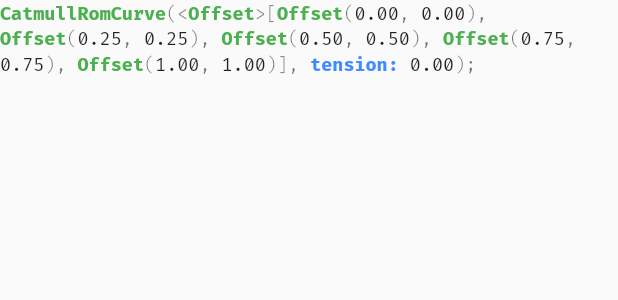
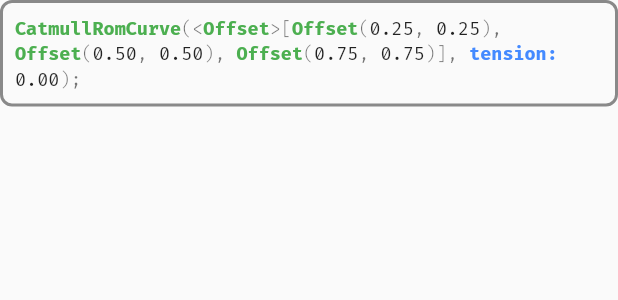
Before and after one commit to gspencergoog/curve_explorer, a Flutter app: the CodeDisplay widget shown alone on an empty page, opened directly, on a phone screen of 412 x 824 dp. Shown: the top 300 px of the screen. Run offline on Flutter 3.47's test engine with Material 2 defaults, Android fonts, the phone set to English and light mode, and no system bars; statements that could not run were skipped.

Commit message:
Added tips

```diff
--- a/lib/curve_display.dart
+++ b/lib/curve_display.dart
@@ -273,6 +273,7 @@ class CurvePainter extends CustomPainter {
   Animation<double> animation;
 
   double _lastAnimation = 0.0;
+  static const double hitRadiusExpansion = 16.0;
 
   Offset transform(Offset point, Size size) {
     double x = point.dx.clamp(0.0, 1.0);
@@ -361,7 +362,7 @@ class CurvePainter extends CustomPainter {
   }
 
   void paintControlPoints(Canvas canvas, Size size) {
-    final double hitRadius = controlPointRadius + 4;
+    final double hitRadius = controlPointRadius + hitRadiusExpansion;
     final double hitRadiusSquared = hitRadius * hitRadius;
     for (int i = 0; i < controlPoints.length; ++i) {
       final Offset controlPoint = controlPoints[i];
--- a/lib/main.dart
+++ b/lib/main.dart
@@ -2,7 +2,6 @@
 // Use of this source code is governed by a BSD-style license that can be
 // found in the LICENSE file.
 
-import 'dart:async';
 import 'dart:io';
 import 'dart:ui';
 
@@ -162,6 +161,14 @@ class _CurveExplorerState extends State<CurveExplorer> with SingleTickerProvider
                           ),
                         ],
                       ),
+                      Padding(
+                        padding: const EdgeInsets.all(8.0),
+                        child: Text(
+                          'Double-tap on graph to create a new control point. Double-tap on point to remove a control point.',
+                          style: Theme.of(context).textTheme.caption,
+                          textAlign: TextAlign.center,
+                        ),
+                      ),
                     ],
                   ),
                 ),
@@ -238,7 +245,24 @@ class SliderPanel extends StatelessWidget {
   }
 }
 
-class CodeDisplay extends StatelessWidget {
+class CodeDisplay extends StatefulWidget {
+  CodeDisplay({
+    Key key,
+    this.focusColor = Colors.blue,
+    this.borderColor = Colors.black45,
+  }) : super(key: key);
+
+  final Color focusColor;
+  final Color borderColor;
+
+  @override
+  _CodeDisplayState createState() => _CodeDisplayState();
+}
+
+class _CodeDisplayState extends State<CodeDisplay> {
+  final FocusNode focusNode = FocusNode(debugLabel: 'CodeDisplay');
+  Color borderColor;
+
   static const TextStyle type = TextStyle(
     color: Colors.green,
     fontFamily: 'FiraCodeBold',
@@ -266,6 +290,26 @@ class CodeDisplay extends StatelessWidget {
   );
 
   @override
+  void initState() {
+    super.initState();
+    focusNode.addListener(_handleFocusChange);
+    borderColor = focusNode.hasFocus ? widget.focusColor : widget.borderColor;
+  }
+
+  @override
+  void dispose() {
+    focusNode.dispose();
+    super.dispose();
+  }
+
+  void _handleFocusChange() {
+    print('focus: $focusNode');
+    setState(() {
+      borderColor = focusNode.hasFocus ? widget.focusColor : widget.borderColor;
+    });
+  }
+
+  @override
   Widget build(BuildContext context) {
     return ScopedModelDescendant<CurveModel>(
       builder: (context, child, model) {
@@ -275,8 +319,8 @@ class CodeDisplay extends StatelessWidget {
             TextSpan(text: '(<', style: punctuation),
             TextSpan(text: '$Offset', style: type),
             TextSpan(text: '>[', style: punctuation),
-            ...List<TextSpan>.generate(model.controlPoints.length, (int index) {
-              final Offset point = model.controlPoints[index];
+            ...List<TextSpan>.generate(model.controlPoints.length - 2, (int index) {
+              final Offset point = model.controlPoints[index + 1];
               return TextSpan(children: <TextSpan>[
                 TextSpan(text: 'Offset', style: type),
                 TextSpan(text: '(', style: punctuation),
@@ -284,7 +328,7 @@ class CodeDisplay extends StatelessWidget {
                 TextSpan(text: ', ', style: punctuation),
                 TextSpan(text: '${point.dy.toStringAsFixed(2)}', style: value),
                 TextSpan(text: ')', style: punctuation),
-                if (index != model.controlPoints.length - 1) TextSpan(text: ', ', style: punctuation),
+                if (index != model.controlPoints.length - 3) TextSpan(text: ', ', style: punctuation),
               ]);
             }),
             TextSpan(text: '], ', style: punctuation),
@@ -294,8 +338,21 @@ class CodeDisplay extends StatelessWidget {
           ],
         );
 
-        return SelectableText.rich(
-          span,
+        return Container(
+          padding: const EdgeInsets.all(8.0),
+          decoration: new BoxDecoration(
+            borderRadius: BorderRadius.all(
+              Radius.circular(8.0),
+            ),
+            border: new Border.all(
+              color: borderColor,
+              width: 2.0,
+            ),
+          ),
+          child: SelectableText.rich(
+            span,
+            focusNode: focusNode,
+          ),
         );
       },
     );
```
